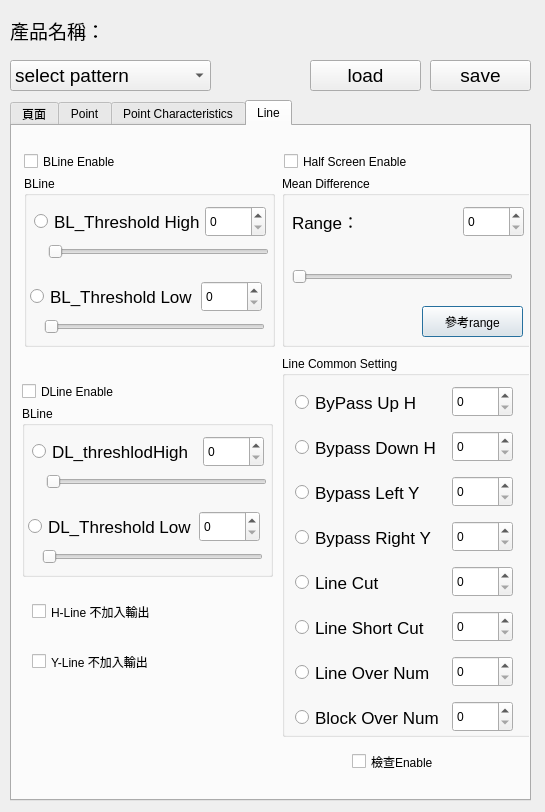
First picture: the form in funcpar.ui, repository hsinying-tsai/CT2, before the edit.
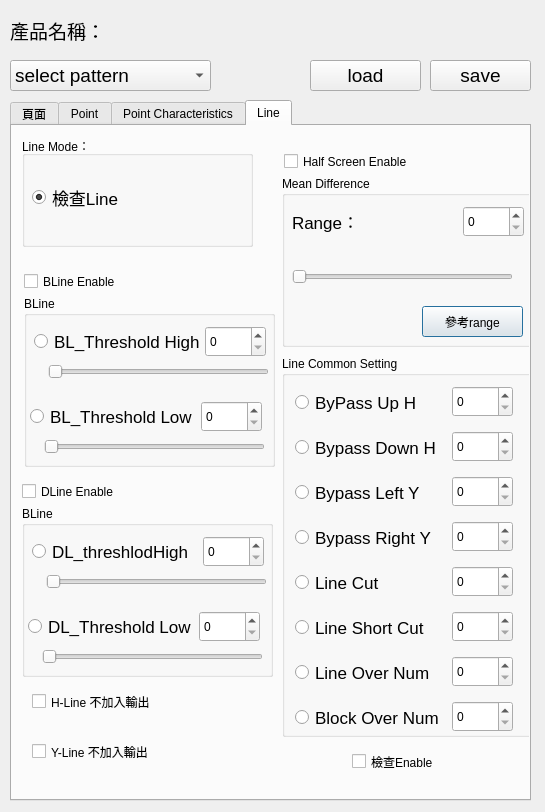
Second picture: the form after the edit. The open tabs and pages were chosen to show the change.

```diff
--- a/funcpar.ui
+++ b/funcpar.ui
@@ -1746,7 +1746,7 @@
      <property name="geometry">
       <rect>
        <x>12</x>
-       <y>20</y>
+       <y>140</y>
        <width>141</width>
        <height>31</height>
       </rect>
@@ -1826,7 +1826,7 @@
      <property name="geometry">
       <rect>
        <x>12</x>
-       <y>50</y>
+       <y>170</y>
        <width>251</width>
        <height>171</height>
       </rect>
@@ -1927,7 +1927,7 @@
      <property name="geometry">
       <rect>
        <x>20</x>
-       <y>470</y>
+       <y>560</y>
        <width>181</width>
        <height>31</height>
       </rect>
@@ -1940,7 +1940,7 @@
      <property name="geometry">
       <rect>
        <x>10</x>
-       <y>250</y>
+       <y>350</y>
        <width>141</width>
        <height>31</height>
       </rect>
@@ -1966,7 +1966,7 @@
      <property name="geometry">
       <rect>
        <x>10</x>
-       <y>280</y>
+       <y>380</y>
        <width>251</width>
        <height>171</height>
       </rect>
@@ -2067,7 +2067,7 @@
      <property name="geometry">
       <rect>
        <x>20</x>
-       <y>520</y>
+       <y>610</y>
        <width>181</width>
        <height>31</height>
       </rect>
@@ -2089,6 +2089,51 @@
       <string>檢查Enable</string>
      </property>
     </widget>
+    <widget class="QGroupBox" name="groupBox_6">
+     <property name="geometry">
+      <rect>
+       <x>10</x>
+       <y>10</y>
+       <width>231</width>
+       <height>111</height>
+      </rect>
+     </property>
+     <property name="font">
+      <font>
+       <weight>50</weight>
+       <bold>false</bold>
+      </font>
+     </property>
+     <property name="title">
+      <string>Line Mode：</string>
+     </property>
+     <widget class="QRadioButton" name="radioB_checkLine">
+      <property name="geometry">
+       <rect>
+        <x>10</x>
+        <y>50</y>
+        <width>112</width>
+        <height>23</height>
+       </rect>
+      </property>
+      <property name="font">
+       <font>
+        <pointsize>13</pointsize>
+        <weight>50</weight>
+        <bold>false</bold>
+       </font>
+      </property>
+      <property name="text">
+       <string>檢查Line</string>
+      </property>
+      <property name="checked">
+       <bool>true</bool>
+      </property>
+      <property name="autoExclusive">
+       <bool>false</bool>
+      </property>
+     </widget>
+    </widget>
    </widget>
   </widget>
   <widget class="QComboBox" name="comboBox_pattern">
```
Left out of the diff: 2 changed lines with no effect on the pictures.
